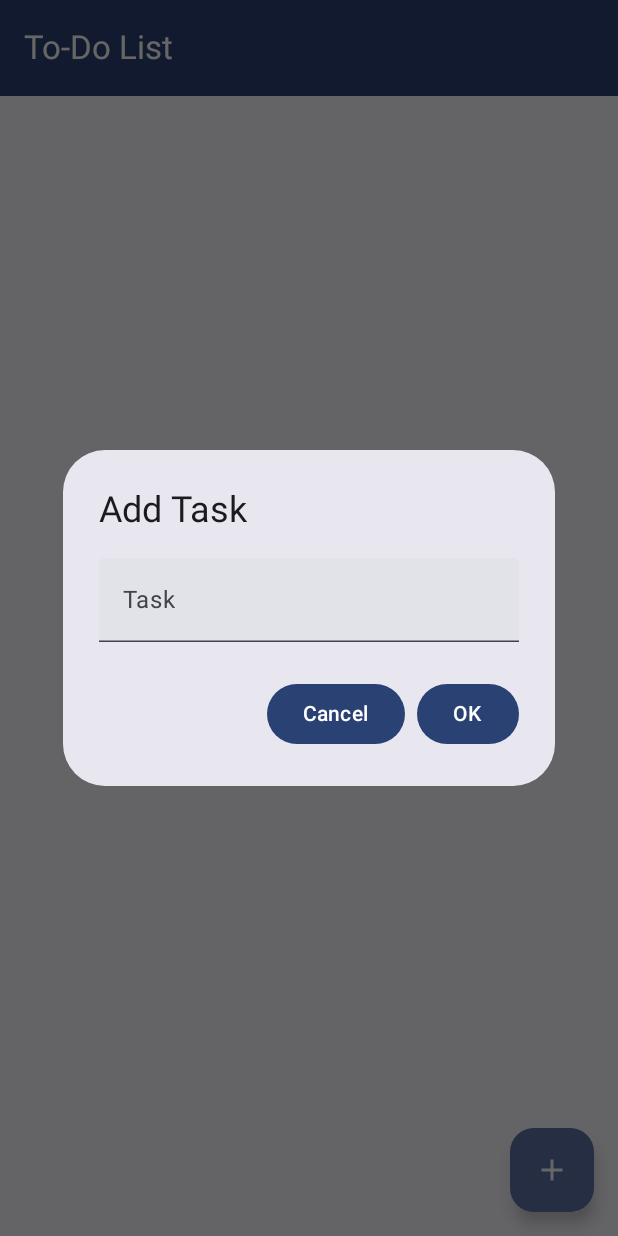
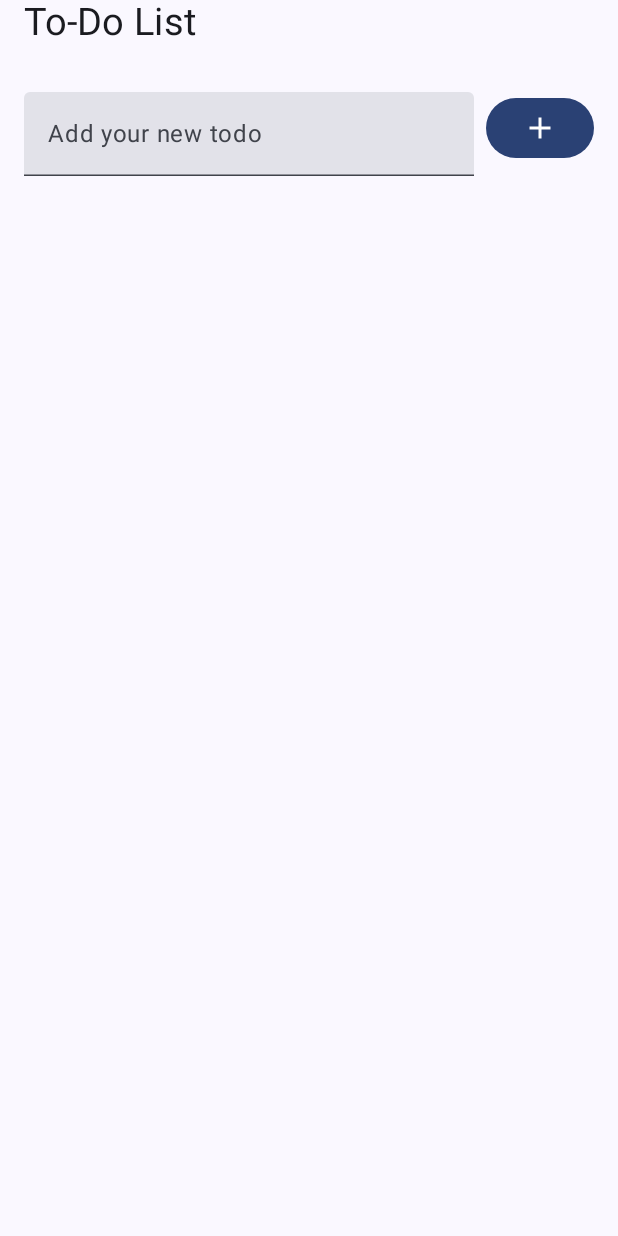
Before and after one commit to PARTHA7074/Todo-List-Jetpack-Compose, an Android app built with Jetpack Compose: the screen it shows after launch (MainActivity), after a tap on "Add Task", on a phone screen of 412 x 824 dp. Run offline under Robolectric (Android 15) with nearby library versions, the phone set to English and light mode, and no system bars; our stand-ins replace Room's generated code, livedata-compose.

Commit message:
Add item design changed

```diff
--- a/app/src/main/java/com/partha/to_dopratilipi/MainActivity.kt
+++ b/app/src/main/java/com/partha/to_dopratilipi/MainActivity.kt
@@ -9,18 +9,24 @@ import androidx.compose.foundation.background
 import androidx.compose.foundation.layout.Arrangement
 import androidx.compose.foundation.layout.Column
 import androidx.compose.foundation.layout.Row
+import androidx.compose.foundation.layout.Spacer
 import androidx.compose.foundation.layout.fillMaxSize
 import androidx.compose.foundation.layout.fillMaxWidth
+import androidx.compose.foundation.layout.height
 import androidx.compose.foundation.layout.padding
 import androidx.compose.foundation.lazy.LazyColumn
+import androidx.compose.foundation.lazy.items
 import androidx.compose.foundation.lazy.itemsIndexed
 import androidx.compose.foundation.lazy.rememberLazyListState
+import androidx.compose.foundation.shape.RoundedCornerShape
 import androidx.compose.material.icons.Icons
 import androidx.compose.material.icons.filled.Add
 import androidx.compose.material.icons.filled.Delete
 import androidx.compose.material.icons.filled.Edit
 import androidx.compose.material3.AlertDialog
 import androidx.compose.material3.Button
+import androidx.compose.material3.Card
+import androidx.compose.material3.CardDefaults
 import androidx.compose.material3.ExperimentalMaterial3Api
 import androidx.compose.material3.FloatingActionButton
 import androidx.compose.material3.Icon
@@ -43,9 +49,14 @@ import androidx.compose.runtime.setValue
 import androidx.compose.ui.Modifier
 import androidx.compose.ui.graphics.Color
 import androidx.compose.ui.graphics.graphicsLayer
+import androidx.compose.ui.text.font.Font
+import androidx.compose.ui.text.font.FontFamily
+import androidx.compose.ui.text.font.FontWeight
 import androidx.compose.ui.tooling.preview.Preview
 import androidx.compose.ui.unit.Dp
 import androidx.compose.ui.unit.dp
+import androidx.compose.ui.unit.em
+import androidx.compose.ui.unit.sp
 import androidx.compose.ui.zIndex
 import androidx.lifecycle.viewmodel.compose.viewModel
 import com.partha.to_dopratilipi.room.TaskEntity
@@ -61,17 +72,17 @@ class MainActivity : ComponentActivity() {
         enableEdgeToEdge()
         setContent {
             TODOPratilipiTheme {
-                Scaffold(
+                Scaffold/*(
                     topBar = {
                         TopAppBar(
                             title = { Text(text = "To-Do List") },
                             colors = TopAppBarDefaults.mediumTopAppBarColors(
-                                containerColor = MaterialTheme.colorScheme.primary,
-                                titleContentColor = Color.White
+                                containerColor = MaterialTheme.colorScheme.surfaceDim,
+                                titleContentColor = Color.Black
                             )
                         )
                     }
-                ) { innerPadding ->
+                )*/ { innerPadding ->
                     HomeScreen(modifier = Modifier.padding(innerPadding))
                 }
             }
@@ -88,6 +99,7 @@ fun HomeScreen(modifier: Modifier = Modifier, viewModel: TaskViewModel = viewMod
         tasks.addAll(observedTasks)
     }
 
+    var newTaskText by remember { mutableStateOf("") }
     var showEditDialog by remember { mutableStateOf(false) }
     var isEditing by remember { mutableStateOf(false) }
     var currentItem by remember { mutableStateOf<TaskEntity?>(null) }
@@ -96,32 +108,57 @@ fun HomeScreen(modifier: Modifier = Modifier, viewModel: TaskViewModel = viewMod
 
     // Drag and drop state
     val listState = rememberLazyListState()
-    val dragDropState = rememberDragDropState(listState, onMove = {  fromIndex, toIndex ->
-        //ID swapping is need for storing the order in database
+    val dragDropState = rememberDragDropState(listState, onMove = { fromIndex, toIndex ->
+        // ID swapping is needed for storing the order in database
         val id = tasks[fromIndex].id
         tasks[fromIndex].id = tasks[toIndex].id
         tasks[toIndex].id = id
 
         tasks.add(toIndex, tasks.removeAt(fromIndex))
     }, onDragEnd = {
-        viewModel.replaceAllTasks(tasks)
+        viewModel.insertTasks(tasks)
     })
 
     Scaffold(
-        floatingActionButton = {
-            FloatingActionButton(onClick = {
-                isEditing = false
-                editedText = ""
-                showEditDialog = true
-            }) {
+        modifier = modifier
+    ) {
+        Column(modifier = modifier) {
+            Text(
+                text = "To-Do List",
+                fontSize = 25.sp,
+                modifier = Modifier.padding(bottom = 8.dp, start = 16.dp, end = 16.dp)
+            )
+            Spacer(modifier = Modifier.height(16.dp))
+
+            // New Task Input with Add Button
+            Row(
+                modifier = Modifier
+                    .fillMaxWidth()
+                    .padding(horizontal = 16.dp, vertical = 8.dp)
+            ) {
+                TextField(
+                    value = newTaskText,
+                    onValueChange = { newTaskText = it },
+                    placeholder = { Text("Add your new todo") },
+                    modifier = Modifier
+                        .weight(1f)
+                        .padding(end = 8.dp),
+
+                )
+                Button(
+                    onClick = {
+                        if (newTaskText.isNotEmpty()) {
+                            viewModel.insert(TaskEntity(taskName = newTaskText))
+                            newTaskText = ""
+                        }
+                    }
+                ) {
                     Icon(imageVector = Icons.Default.Add, contentDescription = "Add Task")
                 }
-        },
-        modifier = modifier
-    ) { padding ->
+            }
+
             LazyColumn(
                 modifier = Modifier
-                .padding(padding)
                     .fillMaxSize()
                     .dragContainer(dragDropState),
                 state = listState
@@ -144,6 +181,7 @@ fun HomeScreen(modifier: Modifier = Modifier, viewModel: TaskViewModel = viewMod
                             },
                             elevation = elevation
                         )
+                    }
                 }
             }
         }
@@ -176,46 +214,60 @@ fun ListItem(
     onDelete: () -> Unit,
     elevation: Dp = 1.dp
 ) {
-    Column(
+    Card(
         modifier = Modifier
             .fillMaxWidth()
             .padding(8.dp)
-            .background(MaterialTheme.colorScheme.primary)
+            .zIndex(if (elevation > 1.dp) 1f else 0f),
+        elevation = CardDefaults.cardElevation(defaultElevation = elevation)
+    ) {
+        Column(
+            modifier = Modifier
+                .background(MaterialTheme.colorScheme.surfaceVariant)
                 .padding(16.dp)
-            .zIndex(if (elevation > 1.dp) 1f else 0f)
                 .graphicsLayer {
                     if (elevation > 1.dp) {
                         translationY = elevation.value
                     }
                 }
         ) {
-        Text(text = text, color = Color.White)
+            Text(
+                text = text,
+                letterSpacing = 0.01.em,
+                fontSize = 16.sp
+            )
 
             // Menu Button for Edit and Delete
             Row(
-            modifier = Modifier
-                .fillMaxWidth()
-                .padding(top = 8.dp),
+                modifier = Modifier.fillMaxWidth(),
                 horizontalArrangement = Arrangement.End
             ) {
                 IconButton(onClick = onEdit) {
-                Icon(imageVector = Icons.Default.Edit, contentDescription = "Edit")
+                    Icon(
+                        imageVector = Icons.Default.Edit,
+                        contentDescription = "Edit"
+                    )
                 }
                 IconButton(onClick = onDelete) {
-                Icon(imageVector = Icons.Default.Delete, contentDescription = "Delete")
+                    Icon(
+                        imageVector = Icons.Default.Delete,
+                        contentDescription = "Delete"
+                    )
+                }
             }
         }
     }
 }
 
 
+
 @Composable
 fun EditItemDialog(
     title: String = "Add Task",
-    text: String,
-    onDismiss: () -> Unit,
-    onConfirm: () -> Unit,
-    onTextChange: (String) -> Unit
+    text: String = "",
+    onDismiss: () -> Unit = {},
+    onConfirm: () -> Unit = {},
+    onTextChange: (String) -> Unit = {}
 ) {
     AlertDialog(
         onDismissRequest = onDismiss,
@@ -223,8 +275,7 @@ fun EditItemDialog(
         text = {
             TextField(
                 value = text,
-                onValueChange = onTextChange,
-                label = { Text("Task") }
+                onValueChange = onTextChange
             )
         },
         confirmButton = {
@@ -255,3 +306,11 @@ fun ListItemPreview() {
         ListItem(text = "Test Task", onEdit = {}, onDelete = {})
     }
 }
+
+@Preview(showBackground = true)
+@Composable
+fun EditItemDialogPreview() {
+    TODOPratilipiTheme {
+        EditItemDialog()
+    }
+}
--- a/app/src/main/java/com/partha/to_dopratilipi/TaskViewModel.kt
+++ b/app/src/main/java/com/partha/to_dopratilipi/TaskViewModel.kt
@@ -37,7 +37,7 @@ class TaskViewModel(application: Application) : AndroidViewModel(application) {
         repository.delete(task)
     }
 
-    fun replaceAllTasks(newTasks: List<TaskEntity>) = viewModelScope.launch(Dispatchers.IO) {
-        repository.replaceAllTasks(newTasks)
+    fun insertTasks(newTasks: List<TaskEntity>) = viewModelScope.launch(Dispatchers.IO) {
+        repository.insertTasks(newTasks)
     }
 }
--- a/app/src/main/java/com/partha/to_dopratilipi/room/TaskDao.kt
+++ b/app/src/main/java/com/partha/to_dopratilipi/room/TaskDao.kt
@@ -20,7 +20,7 @@ interface TaskDao {
     suspend fun deleteTask(task: TaskEntity)
 
     @Query("SELECT * FROM tasks")
-    fun getAllTasks(): List<TaskEntity>?
+    suspend fun getAllTasks(): List<TaskEntity>?
 
     @Query("DELETE FROM tasks")
     suspend fun clearAllTasks()
@@ -28,9 +28,4 @@ interface TaskDao {
     @Insert(onConflict = OnConflictStrategy.REPLACE)
     suspend fun insertTasks(tasks: List<TaskEntity>)
 
-    @Transaction
-    suspend fun replaceAllTasks(newTasks: List<TaskEntity>) {
-        clearAllTasks()
-        insertTasks(newTasks)
-    }
 }
--- a/app/src/main/java/com/partha/to_dopratilipi/room/TaskRepository.kt
+++ b/app/src/main/java/com/partha/to_dopratilipi/room/TaskRepository.kt
@@ -26,8 +26,4 @@ class TaskRepository(private val taskDao: TaskDao) {
         taskDao.insertTasks(tasks)
     }
 
-    suspend fun replaceAllTasks(tasks: List<TaskEntity>) {
-        taskDao.replaceAllTasks(tasks)
-    }
-
 }
```
Lines whose indentation alone changed are shown as unchanged.
